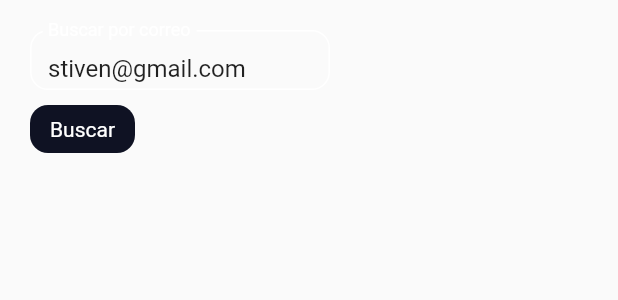
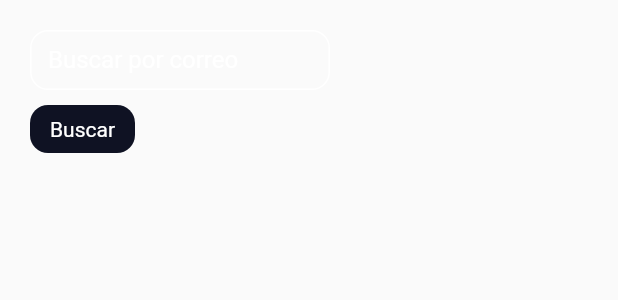
Before and after one commit to Stivenmore/admin_ambient, a Flutter app: the SearchScreen widget shown alone on an empty page, opened directly with empty values, on a phone screen of 412 x 824 dp. Shown: the top 300 px of the screen. Run offline on Flutter 3.47's test engine with Material 2 defaults, Android fonts, the phone set to English and light mode, and no system bars; our stand-ins replace cached_network_image, cloud_firestore, equatable, file_picker, firebase_auth, firebase_core and 7 more; accounts and stored records are empty.

```diff
--- a/lib/screen/home/layouts/dashboard/layouts/search/layouts/search_screen.dart
+++ b/lib/screen/home/layouts/dashboard/layouts/search/layouts/search_screen.dart
@@ -22,8 +22,7 @@ class SearchScreen extends StatefulWidget {
 }
 
 class _SearchScreenState extends State<SearchScreen> {
-  TextEditingController controller =
-      TextEditingController(text: "stiven@gmail.com");
+  TextEditingController controller = TextEditingController();
   final borderStyle = OutlineInputBorder(
       borderRadius: BorderRadius.circular(12),
       borderSide: BorderSide(color: UniCodes.whiteperformance));
```
